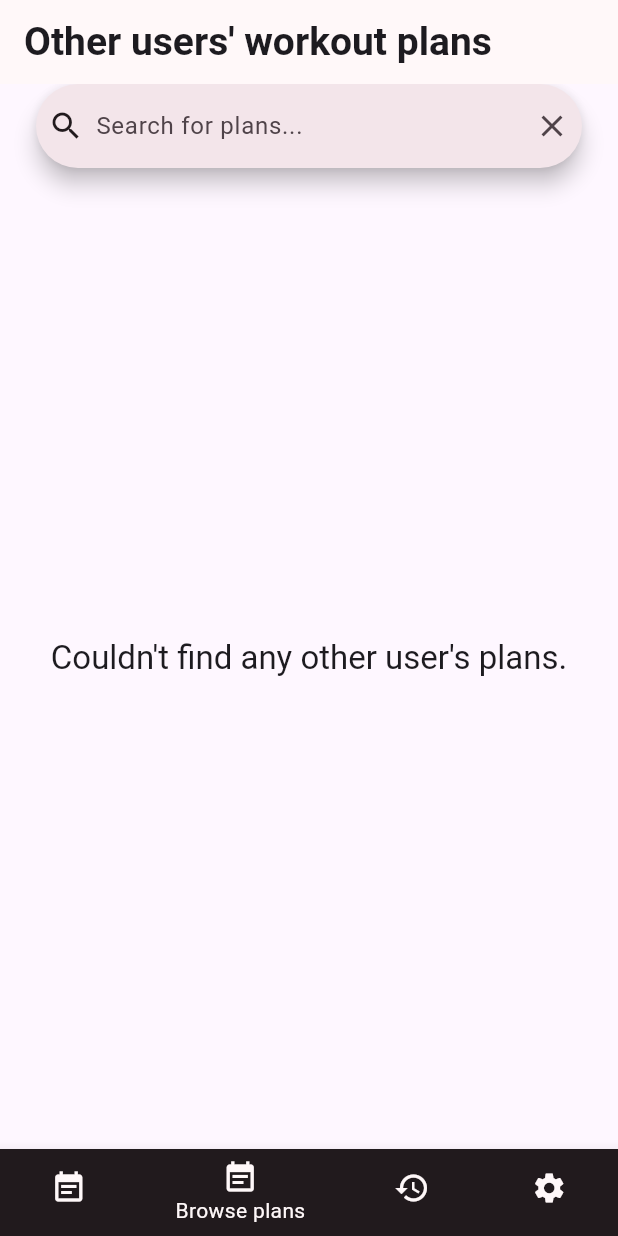
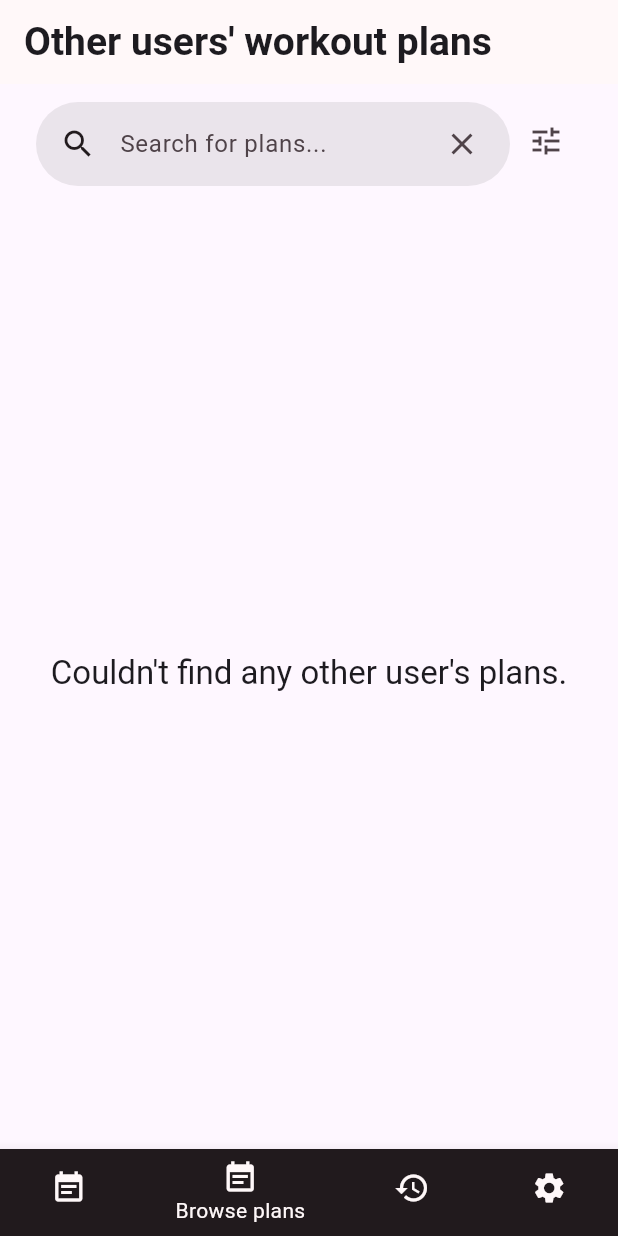
Before and after one commit to kmekarski/gym_partner, a Flutter app: the screen it shows once a user with an empty profile is signed in, item 2 of the bottom bar chosen, on a phone screen of 412 x 824 dp. Run offline on Flutter 3.47's test engine with Material 3 defaults, Android fonts, the phone set to English and light mode, and no system bars; our stand-ins replace cloud_firestore, firebase_auth, firebase_core, flutter_riverpod; accounts and stored records are empty.

Commit message:
added filter chips template in shares plans screen

```diff
--- a/lib/main.dart
+++ b/lib/main.dart
@@ -35,6 +35,11 @@
               .titleLarge!
               .copyWith(fontWeight: FontWeight.w600, fontSize: 26),
         ),
+        searchBarTheme: SearchBarThemeData().copyWith(
+          elevation: const MaterialStatePropertyAll(0),
+          backgroundColor:
+              MaterialStateProperty.all(Colors.black.withOpacity(0.08)),
+        ),
       ),
       home: StreamBuilder(
         stream: FirebaseAuth.instance.authStateChanges(),
--- a/lib/models/plan_difficulty.dart
+++ b/lib/models/plan_difficulty.dart
@@ -3,3 +3,9 @@ enum PlanDifficulty {
   medium,
   hard,
 }
+
+Map<PlanDifficulty, String> planDifficultyStrings = {
+  PlanDifficulty.easy: 'Easy',
+  PlanDifficulty.medium: 'Medium',
+  PlanDifficulty.hard: 'Hard',
+};
--- a/lib/models/plan_tag.dart
+++ b/lib/models/plan_tag.dart
@@ -1,5 +1,13 @@
+import 'package:gym_partner/models/plan.dart';
+
 enum PlanTag {
   cardio,
   strength,
   yoga,
 }
+
+Map<PlanTag, String> planTagStrings = {
+  PlanTag.cardio: 'Cardio',
+  PlanTag.strength: 'Strength',
+  PlanTag.yoga: 'Yoga',
+};
--- a/lib/models/plan_visibility.dart
+++ b/lib/models/plan_visibility.dart
@@ -2,3 +2,8 @@ enum PlanVisibility {
   public,
   private,
 }
+
+Map<PlanVisibility, String> planVisibilityStrings = {
+  PlanVisibility.public: 'Public',
+  PlanVisibility.private: 'Private',
+};
--- a/lib/screens/new_plan.dart
+++ b/lib/screens/new_plan.dart
@@ -280,7 +280,7 @@ class _NewPlanModalState extends ConsumerState<NewPlanScreen> {
           children: [
             for (final tag in PlanTag.values)
               FormBadge(
-                text: tag.toString().split('.').last,
+                text: planTagStrings[tag] ?? '',
                 isSelected: _selectedTags.contains(tag),
                 onTap: () => _toggleTag(tag),
                 selectedBackgroundColor: tagSelectedBackgroundColor,
@@ -304,7 +304,7 @@ class _NewPlanModalState extends ConsumerState<NewPlanScreen> {
             children: [
               for (final difficulty in PlanDifficulty.values)
                 FormBadge(
-                  text: difficulty.toString().split('.').last,
+                  text: planDifficultyStrings[difficulty] ?? '',
                   isSelected: _selectedDifficulty == difficulty,
                   onTap: () => _selectDifficulty(difficulty),
                   selectedBackgroundColor: tagSelectedBackgroundColor,
@@ -325,7 +325,7 @@ class _NewPlanModalState extends ConsumerState<NewPlanScreen> {
           children: [
             for (final visibility in PlanVisibility.values)
               FormBadge(
-                text: visibility.toString().split('.').last,
+                text: planVisibilityStrings[visibility] ?? '',
                 isSelected: _selectedVisibility == visibility,
                 onTap: () => _selectVisibility(visibility),
                 selectedBackgroundColor: tagSelectedBackgroundColor,
--- a/lib/screens/shared_plans.dart
+++ b/lib/screens/shared_plans.dart
@@ -1,8 +1,11 @@
 import 'package:flutter/material.dart';
 import 'package:flutter_riverpod/flutter_riverpod.dart';
 import 'package:gym_partner/models/plan.dart';
+import 'package:gym_partner/models/plan_difficulty.dart';
+import 'package:gym_partner/models/plan_tag.dart';
 import 'package:gym_partner/providers/public_plans_provider.dart';
 import 'package:gym_partner/screens/plan_details.dart';
+import 'package:gym_partner/widgets/custom_filter_chip.dart';
 import 'package:gym_partner/widgets/plans_list.dart';
 
 class SharedPlansScreen extends ConsumerStatefulWidget {
@@ -15,6 +18,7 @@ class SharedPlansScreen extends ConsumerStatefulWidget {
 class _SharedPlansScreenState extends ConsumerState<SharedPlansScreen> {
   final _searchController = TextEditingController();
   List<Plan> _filteredPlans = [];
+  bool _showFilters = false;
 
   @override
   void initState() {
@@ -63,13 +67,93 @@ class _SharedPlansScreenState extends ConsumerState<SharedPlansScreen> {
     );
   }
 
+  void _toggleShowFilters() {
+    setState(() {
+      _showFilters = !_showFilters;
+    });
+  }
+
   @override
   Widget build(BuildContext context) {
-    var searchbar = SearchBar(
-      controller: _searchController,
-      leading: Icon(Icons.search),
-      trailing: [Icon(Icons.close)],
-      hintText: 'Search for plans...',
+    var searchbar = Padding(
+      padding: const EdgeInsets.only(top: 12, bottom: 8),
+      child: SearchBar(
+        controller: _searchController,
+        leading: const Padding(
+          padding: EdgeInsets.symmetric(horizontal: 8),
+          child: Icon(Icons.search),
+        ),
+        trailing: [
+          IconButton(
+            onPressed: () => _searchController.clear(),
+            icon: const Icon(Icons.close),
+          ),
+        ],
+        hintText: 'Search for plans...',
+      ),
+    );
+
+    var filterChips = Padding(
+      padding: const EdgeInsets.symmetric(vertical: 8),
+      child: Column(
+        children: [
+          SizedBox(
+            height: 44,
+            child: Row(
+              children: [
+                Text(
+                  'Tags:',
+                  style: Theme.of(context).textTheme.titleMedium!.copyWith(
+                        fontWeight: FontWeight.w600,
+                        fontSize: 18,
+                      ),
+                ),
+                const SizedBox(width: 16),
+                Expanded(
+                  child: ListView(
+                    scrollDirection: Axis.horizontal,
+                    children: [
+                      for (final tag in PlanTag.values)
+                        CustomFilterChip(
+                            text: planTagStrings[tag] ?? '',
+                            onTap: () {},
+                            isSelected: false)
+                    ],
+                  ),
+                ),
+              ],
+            ),
+          ),
+          const SizedBox(height: 12),
+          SizedBox(
+            height: 44,
+            child: Row(
+              children: [
+                Text(
+                  'Difficulty:',
+                  style: Theme.of(context).textTheme.titleMedium!.copyWith(
+                        fontWeight: FontWeight.w600,
+                        fontSize: 18,
+                      ),
+                ),
+                const SizedBox(width: 16),
+                Expanded(
+                  child: ListView(
+                    scrollDirection: Axis.horizontal,
+                    children: [
+                      for (final difficulty in PlanDifficulty.values)
+                        CustomFilterChip(
+                            text: planDifficultyStrings[difficulty] ?? '',
+                            onTap: () {},
+                            isSelected: false)
+                    ],
+                  ),
+                ),
+              ],
+            ),
+          )
+        ],
+      ),
     );
 
     return Scaffold(
@@ -80,7 +164,16 @@ class _SharedPlansScreenState extends ConsumerState<SharedPlansScreen> {
         padding: const EdgeInsets.symmetric(horizontal: 24),
         child: Column(
           children: [
-            searchbar,
+            Row(
+              children: [
+                Expanded(child: searchbar),
+                IconButton(
+                  onPressed: _toggleShowFilters,
+                  icon: const Icon(Icons.tune),
+                ),
+              ],
+            ),
+            if (_showFilters) filterChips,
             Expanded(
               child: _buildContent(_filteredPlans),
             ),
--- a/lib/widgets/exercise_searchbar.dart
+++ b/lib/widgets/exercise_searchbar.dart
@@ -1,5 +1,6 @@
 import 'package:flutter/material.dart';
 import 'package:gym_partner/data/exercises.dart';
+import 'package:gym_partner/models/body_part.dart';
 import 'package:gym_partner/models/exercise.dart';
 
 class ExerciseSearchbar extends StatefulWidget {
@@ -20,7 +21,6 @@ class _ExerciseSearchbarState extends State<ExerciseSearchbar> {
         return SearchBar(
           backgroundColor: MaterialStateProperty.all(
               Theme.of(context).colorScheme.onPrimary),
-          elevation: MaterialStateProperty.all(0),
           controller: controller,
           leading: const Padding(
             padding: EdgeInsets.symmetric(horizontal: 8),
@@ -39,7 +39,7 @@ class _ExerciseSearchbarState extends State<ExerciseSearchbar> {
         return allExercises.map(
           (exercise) {
             final bodyPartsString = exercise.bodyParts
-                .map((bodyPart) => bodyPart.toString().split('.').last)
+                .map((bodyPart) => bodyPartStrings[bodyPart] ?? '')
                 .join(', ');
             return ListTile(
               title: Text(exercise.name),
--- a/lib/widgets/new_plan_exercise_card.dart
+++ b/lib/widgets/new_plan_exercise_card.dart
@@ -1,4 +1,5 @@
 import 'package:flutter/material.dart';
+import 'package:gym_partner/models/body_part.dart';
 import 'package:gym_partner/models/plan_exercise.dart';
 
 class NewPlanExerciseCard extends StatefulWidget {
@@ -26,7 +27,7 @@ class _NewPlanExerciseCardState extends State<NewPlanExerciseCard> {
   @override
   Widget build(BuildContext context) {
     final bodyPartsString = widget.exercise.exercise.bodyParts
-        .map((bodyPart) => bodyPart.toString().split('.').last)
+        .map((bodyPart) => bodyPartStrings[bodyPart] ?? '')
         .join(', ');
     return Card(
       color: Theme.of(context).colorScheme.onPrimary,
--- a/lib/widgets/plan_card.dart
+++ b/lib/widgets/plan_card.dart
@@ -1,5 +1,6 @@
 import 'package:flutter/material.dart';
 import 'package:gym_partner/models/plan.dart';
+import 'package:gym_partner/models/plan_difficulty.dart';
 import 'package:gym_partner/models/plan_tag.dart';
 import 'package:gym_partner/models/user_plan_data.dart';
 import 'package:gym_partner/widgets/plans_list.dart';
@@ -43,7 +44,7 @@ class PlanCard extends StatelessWidget {
           borderRadius: BorderRadius.circular(50),
           color: Theme.of(context).colorScheme.primary),
       child: Text(
-        plan.difficulty.toString().split('.').last,
+        planDifficultyStrings[plan.difficulty] ?? '',
         style: Theme.of(context).textTheme.titleMedium!.copyWith(
               color: Theme.of(context).colorScheme.onPrimary,
             ),
@@ -69,7 +70,7 @@ class PlanCard extends StatelessWidget {
           Padding(
             padding: const EdgeInsets.only(right: 16),
             child: Text(
-              tag.toString().split('.').last,
+              planTagStrings[tag] ?? '',
               style: Theme.of(context).textTheme.bodyLarge!.copyWith(
                     fontSize: 18,
                     color: Theme.of(context).colorScheme.onPrimaryContainer,
```
Also changed, not shown: lib/models/body_part.dart (+15 -0 lines), lib/screens/my_plans.dart (+10 -40 lines), lib/widgets/custom_filter_chip.dart (added, +68 -0 lines).
